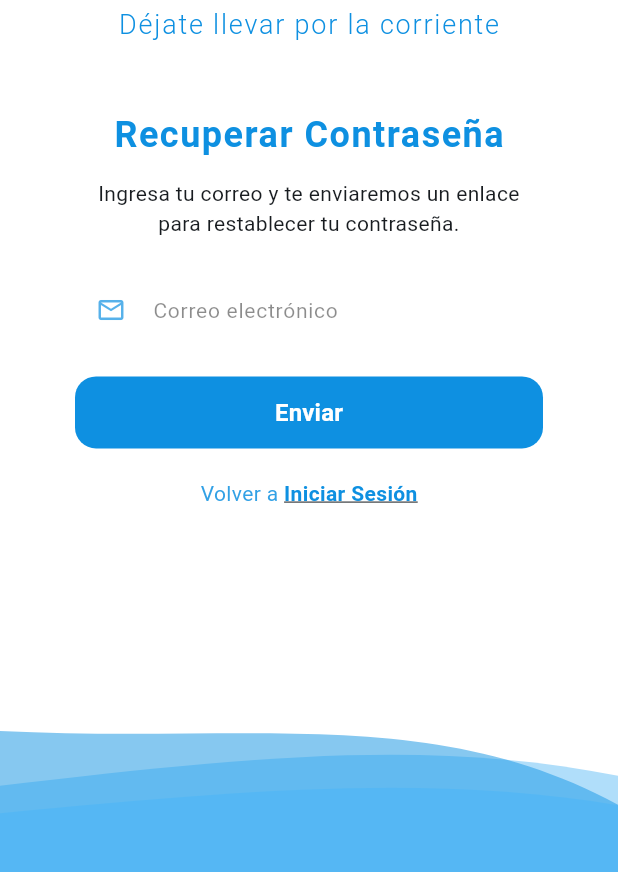
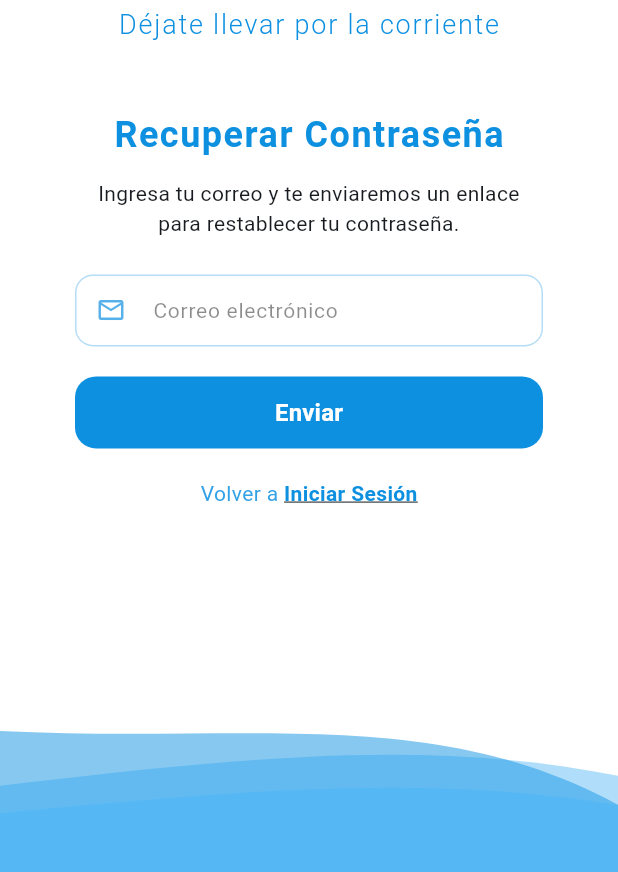
Before and after one commit to julio951010/flumi_app, a Flutter app: the screen it shows after launch, after a tap on "Saltar", after a tap on "¿Olvidaste tu contraseña?", on a phone screen of 412 x 824 dp, the part 294-1166 px from its top. Run offline on Flutter 3.47's test engine with Material 3 defaults, Android fonts, the phone set to English and light mode, and no system bars; our stand-ins replace connectivity_plus, curved_navigation_bar, drift, shared_preferences, sqlite3_flutter_libs, supabase_flutter; accounts and stored records are empty; generated files the repository leaves out were written again.

Commit message:
bordes visibles en inputs de auth con color primario al 30%

```diff
--- a/lib/features/auth/pantallas/login_pantalla.dart
+++ b/lib/features/auth/pantallas/login_pantalla.dart
@@ -339,22 +339,15 @@ class _CampoAuth extends StatelessWidget {
               : null,
           border: OutlineInputBorder(
             borderRadius: BorderRadius.circular(12),
-            borderSide: BorderSide(
-              color: Colors.white.withOpacity(0.5),
-            ),
+            borderSide: BorderSide(color: colorPrimario.withOpacity(0.3)),
           ),
           enabledBorder: OutlineInputBorder(
             borderRadius: BorderRadius.circular(12),
-            borderSide: BorderSide(
-              color: Colors.white.withOpacity(0.5),
-            ),
+            borderSide: BorderSide(color: colorPrimario.withOpacity(0.3)),
           ),
           focusedBorder: OutlineInputBorder(
             borderRadius: BorderRadius.circular(12),
-            borderSide: BorderSide(
-              color: colorPrimario,
-              width: 1.5,
-            ),
+            borderSide: BorderSide(color: colorPrimario, width: 1.5),
           ),
           contentPadding: const EdgeInsets.symmetric(
             horizontal: 14,
--- a/lib/features/auth/pantallas/olvide_contrasena_pantalla.dart
+++ b/lib/features/auth/pantallas/olvide_contrasena_pantalla.dart
@@ -221,22 +221,15 @@ class _CampoOlvide extends StatelessWidget {
           ),
           border: OutlineInputBorder(
             borderRadius: BorderRadius.circular(12),
-            borderSide: BorderSide(
-              color: Colors.white.withOpacity(0.5),
-            ),
+            borderSide: BorderSide(color: colorPrimario.withOpacity(0.3)),
           ),
           enabledBorder: OutlineInputBorder(
             borderRadius: BorderRadius.circular(12),
-            borderSide: BorderSide(
-              color: Colors.white.withOpacity(0.5),
-            ),
+            borderSide: BorderSide(color: colorPrimario.withOpacity(0.3)),
           ),
           focusedBorder: OutlineInputBorder(
             borderRadius: BorderRadius.circular(12),
-            borderSide: BorderSide(
-              color: colorPrimario,
-              width: 1.5,
-            ),
+            borderSide: BorderSide(color: colorPrimario, width: 1.5),
           ),
           contentPadding: const EdgeInsets.symmetric(
             horizontal: 14,
```
Also changed, not shown: lib/features/auth/pantallas/registro_pantalla.dart (+3 -10 lines).
